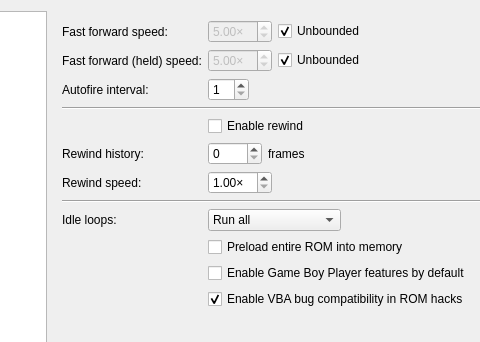
The window that src/platform/qt/SettingsView.ui (mgba-emu/mgba) describes before a commit, drawn with Qt 5; both pictures show x 144 to 624 and y 0 to 342 of the 719 by 604 pixel window.
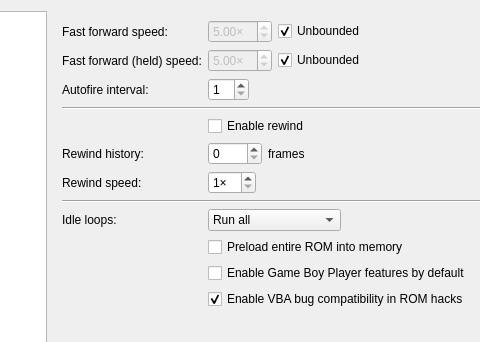
The same window after the commit. The open tabs and pages were chosen to show the change.

Commit message: rename to rewindBufferInterval, fix frame checking

```diff
--- a/src/platform/qt/SettingsView.ui
+++ b/src/platform/qt/SettingsView.ui
@@ -1205,7 +1205,7 @@
        <item row="6" column="1">
         <layout class="QHBoxLayout" name="horizontalLayout_23">
          <item>
-          <widget class="QDoubleSpinBox" name="rewindRatio">
+          <widget class="QSpinBox" name="rewindBufferInterval">
            <property name="suffix">
             <string notr="true">×</string>
            </property>
```
The commit also changes 7 other files.
